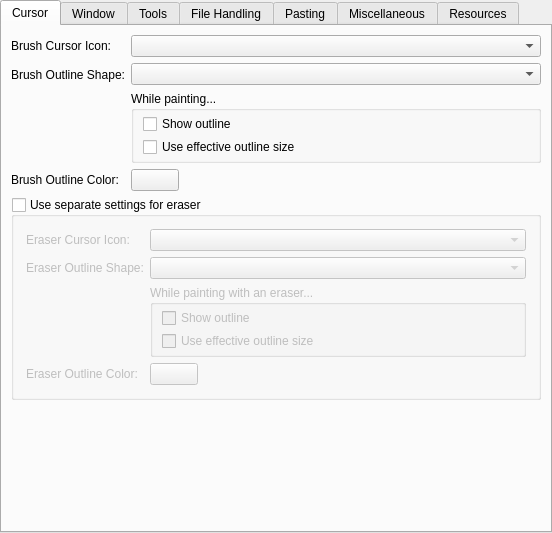
Old version of the form libs/ui/forms/wdggeneralsettings.ui in the repository KDE/krita.
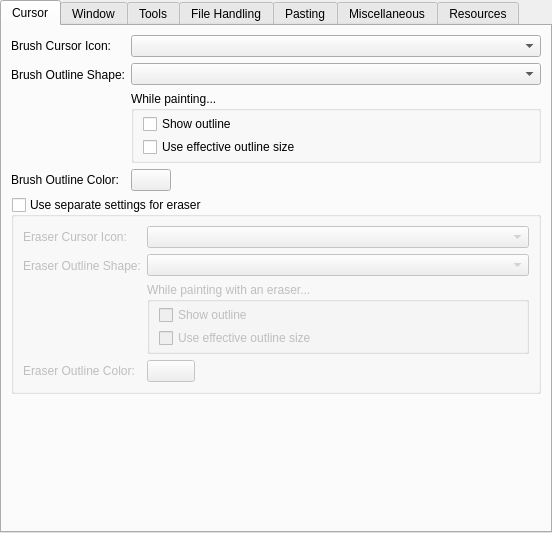
New version of the form. Custom widgets are drawn as their Qt base class.

Commit message:
General Settings: tidy up the layout of the Cursor tab
Part-of: <https://invent.kde.org/graphics/krita/-/merge_requests/1742>

```diff
--- a/libs/ui/forms/wdggeneralsettings.ui
+++ b/libs/ui/forms/wdggeneralsettings.ui
@@ -155,19 +155,6 @@
          </layout>
         </widget>
        </item>
-       <item row="2" column="1">
-        <widget class="KisColorButton" name="cursorColorButton">
-         <property name="maximumSize">
-          <size>
-           <width>48</width>
-           <height>25</height>
-          </size>
-         </property>
-         <property name="text">
-          <string/>
-         </property>
-        </widget>
-       </item>
        <item row="3" column="0" colspan="2">
         <widget class="QGroupBox" name="m_chkSeparateEraserCursor">
          <property name="title">
@@ -179,28 +166,10 @@
          <property name="checked">
           <bool>false</bool>
          </property>
-         <layout class="QGridLayout" name="gridLayout_2">
-          <item row="0" column="0">
-           <widget class="QWidget" name="widget_7" native="true">
-            <property name="sizePolicy">
-             <sizepolicy hsizetype="Preferred" vsizetype="Preferred">
-              <horstretch>0</horstretch>
-              <verstretch>0</verstretch>
-             </sizepolicy>
-            </property>
-            <layout class="QFormLayout" name="formLayout_3">
-             <property name="leftMargin">
-              <number>3</number>
-             </property>
-             <property name="topMargin">
-              <number>3</number>
-             </property>
-             <property name="rightMargin">
-              <number>3</number>
-             </property>
-             <property name="bottomMargin">
-              <number>3</number>
-             </property>
+         <layout class="QFormLayout" name="formLayout_14">
+          <item row="0" column="1">
+           <widget class="QComboBox" name="m_cmbEraserCursorShape"/>
+          </item>
              <item row="0" column="0">
               <widget class="QLabel" name="label_19">
                <property name="sizePolicy">
@@ -214,9 +183,6 @@
                </property>
               </widget>
              </item>
-             <item row="0" column="1">
-              <widget class="QComboBox" name="m_cmbEraserCursorShape"/>
-             </item>
              <item row="1" column="0">
               <widget class="QLabel" name="label_20">
                <property name="sizePolicy">
@@ -231,9 +197,30 @@
               </widget>
              </item>
              <item row="1" column="1">
+           <widget class="QWidget" name="widget_7" native="true">
+            <property name="sizePolicy">
+             <sizepolicy hsizetype="Preferred" vsizetype="Preferred">
+              <horstretch>0</horstretch>
+              <verstretch>0</verstretch>
+             </sizepolicy>
+            </property>
+            <layout class="QVBoxLayout" name="verticalLayout_10">
+             <property name="leftMargin">
+              <number>0</number>
+             </property>
+             <property name="topMargin">
+              <number>0</number>
+             </property>
+             <property name="rightMargin">
+              <number>0</number>
+             </property>
+             <property name="bottomMargin">
+              <number>0</number>
+             </property>
+             <item>
               <widget class="QComboBox" name="m_cmbEraserOutlineShape"/>
              </item>
-             <item row="2" column="1">
+             <item>
               <widget class="QGroupBox" name="groupBox_6">
                <property name="sizePolicy">
                 <sizepolicy hsizetype="Preferred" vsizetype="Preferred">
@@ -271,27 +258,27 @@
                </layout>
               </widget>
              </item>
-             <item row="3" column="1">
-              <widget class="KisColorButton" name="eraserCursorColorButton">
-               <property name="maximumSize">
-                <size>
-                 <width>48</width>
-                 <height>25</height>
-                </size>
-               </property>
-               <property name="text">
-                <string/>
-               </property>
-              </widget>
-             </item>
-             <item row="3" column="0">
+            </layout>
+           </widget>
+          </item>
+          <item row="2" column="0">
               <widget class="QLabel" name="label_21">
                <property name="text">
                 <string>Eraser Outline Color:</string>
                </property>
               </widget>
              </item>
-            </layout>
+          <item row="2" column="1">
+           <widget class="KisColorButton" name="eraserCursorColorButton">
+            <property name="maximumSize">
+             <size>
+              <width>48</width>
+              <height>25</height>
+             </size>
+            </property>
+            <property name="text">
+             <string/>
+            </property>
            </widget>
           </item>
          </layout>
@@ -317,6 +304,19 @@
          </property>
         </widget>
        </item>
+       <item row="2" column="1">
+        <widget class="KisColorButton" name="cursorColorButton">
+         <property name="sizePolicy">
+          <sizepolicy hsizetype="Fixed" vsizetype="Fixed">
+           <horstretch>0</horstretch>
+           <verstretch>0</verstretch>
+          </sizepolicy>
+         </property>
+         <property name="text">
+          <string/>
+         </property>
+        </widget>
+       </item>
       </layout>
      </widget>
      <widget class="QWidget" name="tab_3">
@@ -1588,27 +1588,26 @@
   </layout>
  </widget>
  <customwidgets>
-  <customwidget>
-   <class>KisSliderSpinBox</class>
-   <extends>QSpinBox</extends>
-   <header location="global">kis_slider_spin_box.h</header>
-   <container>1</container>
-  </customwidget>
   <customwidget>
    <class>KisIntParseSpinBox</class>
    <extends>QSpinBox</extends>
-   <header>kis_int_parse_spin_box.h</header>
-  </customwidget>
-  <customwidget>
-   <class>KisFileNameRequester</class>
-   <extends>QWidget</extends>
-   <header>kis_file_name_requester.h</header>
-   <container>1</container>
+   <header location="global">kis_int_parse_spin_box.h</header>
   </customwidget>
   <customwidget>
    <class>KisColorButton</class>
    <extends>QPushButton</extends>
-   <header>kis_color_button.h</header>
+   <header location="global">kis_color_button.h</header>
+  </customwidget>
+  <customwidget>
+   <class>KisFileNameRequester</class>
+   <extends>QWidget</extends>
+   <header location="global">kis_file_name_requester.h</header>
+   <container>1</container>
+  </customwidget>
+  <customwidget>
+   <class>KisSliderSpinBox</class>
+   <extends>QSpinBox</extends>
+   <header location="global">kis_slider_spin_box.h</header>
   </customwidget>
   <customwidget>
    <class>KisFontComboBoxes</class>
```
Left out of the diff: 2 changed lines with no effect on the pictures. Lines whose indentation alone changed are shown as unchanged.
